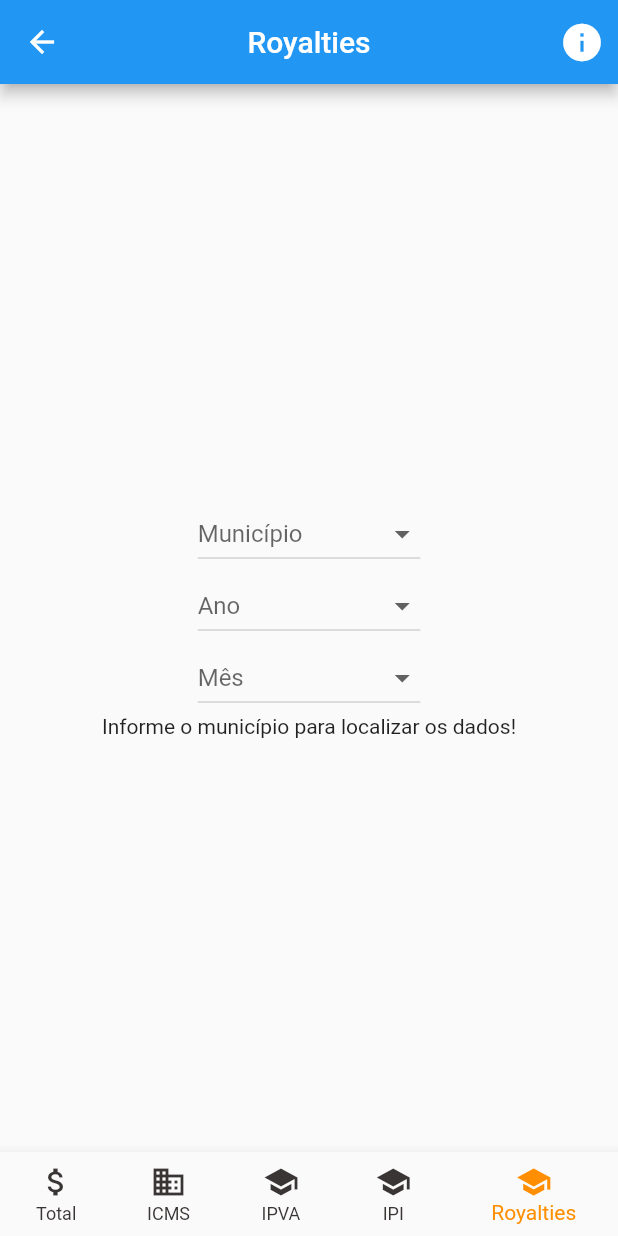
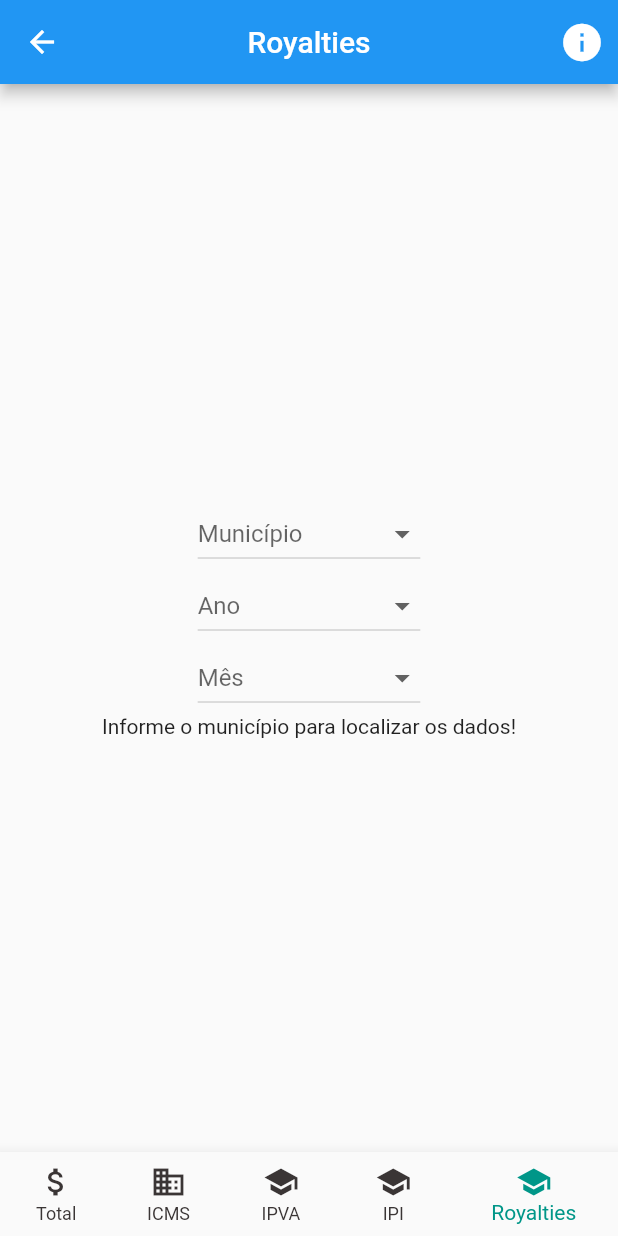
Before and after one commit to martinsspn/flutter, a Flutter app: the screen it shows after launch, item 5 of the bottom bar chosen, on a phone screen of 412 x 824 dp. Run offline on Flutter 3.47's test engine with Material 2 defaults, Android fonts, the phone set to English and light mode, and no system bars; our stand-ins replace fl_chart, simple_gradient_text, smooth_page_indicator.

Commit message:
cores dos graficos

```diff
--- a/lib/ui/graficos/geradorGraficos.dart
+++ b/lib/ui/graficos/geradorGraficos.dart
@@ -4,47 +4,125 @@ import 'package:app_transparencia/ui/graficos/graficoDeBarras.dart';
 import 'package:flutter/material.dart';
 
 // ignore: must_be_immutable
-class GeradorGrafico extends StatelessWidget {
+class GeradorGrafico extends StatefulWidget {
   final String imposto;
   final String? municipio;
   final String? ano;
   final String? mes;
-
+  final List<Color> gradientColors;
 
   const GeradorGrafico(
-      {Key? key, required this.imposto, required this.municipio, required this.ano, required this.mes})
+      {Key? key,
+      required this.imposto,
+      required this.municipio,
+      required this.ano,
+      required this.mes,
+      required this.gradientColors})
       : super(key: key);
 
   @override
+  State<GeradorGrafico> createState() => _GeradorGraficoState();
+}
+
+class _GeradorGraficoState extends State<GeradorGrafico> {
+  @override
   Widget build(BuildContext context) {
-    if (municipio == null) {
+    if (widget.municipio == null) {
       return const Text("Informe o município para localizar os dados!");
     } else {
-      if (ano == null && mes == null) {
-        List<String> bottomTitles = ["JAN", "FEV", "MAR", "ABR", "MAI", "JUN", "JUL", "AGO", "SET", "OUT", "NOV", "DEZ"];
-        Map <double, double> valores = {};
-        for(int i=0; i<=11; i++){
-          valores.putIfAbsent(i.toDouble(), () => double.parse(Random().nextDouble().toStringAsFixed(2)) * 11);
+      if (widget.ano == null && widget.mes == null) {
+        List<String> bottomTitles = [
+          "JAN",
+          "FEV",
+          "MAR",
+          "ABR",
+          "MAI",
+          "JUN",
+          "JUL",
+          "AGO",
+          "SET",
+          "OUT",
+          "NOV",
+          "DEZ"
+        ];
+        Map<double, double> valores = {};
+        for (int i = 0; i <= 11; i++) {
+          valores.putIfAbsent(
+              i.toDouble(),
+              () =>
+                  double.parse(Random().nextDouble().toStringAsFixed(2)) * 10);
         }
-        return GraficoDeBarras(label: "2022", bottomTitles: bottomTitles, valores: valores);
-      } else if (ano != null && mes == null) {
-        List<String> bottomTitles = ["JAN", "FEV", "MAR", "ABR", "MAI", "JUN", "JUL", "AGO", "SET", "OUT", "NOV", "DEZ"];
-        Map <double, double> valores = {};
-        for(int i=0; i<=11; i++){
-          valores.putIfAbsent(i.toDouble(), () => double.parse(Random().nextDouble().toStringAsFixed(2)) * 11);
+        return GraficoDeBarras(
+          label: "2022",
+          bottomTitles: bottomTitles,
+          valores: valores,
+          gradientColors: widget.gradientColors,
+        );
+      } else if (widget.ano != null && widget.mes == null) {
+        List<String> bottomTitles = [
+          "JAN",
+          "FEV",
+          "MAR",
+          "ABR",
+          "MAI",
+          "JUN",
+          "JUL",
+          "AGO",
+          "SET",
+          "OUT",
+          "NOV",
+          "DEZ"
+        ];
+        Map<double, double> valores = {};
+        for (int i = 0; i <= 11; i++) {
+          valores.putIfAbsent(
+              i.toDouble(),
+              () =>
+                  double.parse(Random().nextDouble().toStringAsFixed(2)) * 10);
         }
-        return GraficoDeBarras(label: ano!, bottomTitles: bottomTitles, valores: valores,);
-      }else if(ano == null && mes != null){
-                List<String> bottomTitles = ["2011", "2012", "2013", "2014", "2015", "2016", "2017", "2018", "2019", "2020", "2021", "2022"];
-        Map <double, double> valores = {};
-        for(int i=0; i<=11; i++){
-          valores.putIfAbsent(i.toDouble(), () => double.parse(Random().nextDouble().toStringAsFixed(2)) * 11);
+        return GraficoDeBarras(
+            label: widget.ano!,
+            bottomTitles: bottomTitles,
+            valores: valores,
+            gradientColors: widget.gradientColors);
+      } else if (widget.ano == null && widget.mes != null) {
+        List<String> bottomTitles = [
+          "2011",
+          "2012",
+          "2013",
+          "2014",
+          "2015",
+          "2016",
+          "2017",
+          "2018",
+          "2019",
+          "2020",
+          "2021",
+          "2022"
+        ];
+        Map<double, double> valores = {};
+        for (int i = 0; i <= 11; i++) {
+          valores.putIfAbsent(
+              i.toDouble(),
+              () =>
+                  double.parse(Random().nextDouble().toStringAsFixed(2)) * 10);
         }
-        return GraficoDeBarras(label: mes!, bottomTitles: bottomTitles, valores: valores,) ;
-      } else if (ano != null && mes != null) {
+        return GraficoDeBarras(
+            label: widget.mes!,
+            bottomTitles: bottomTitles,
+            valores: valores,
+            gradientColors: widget.gradientColors);
+      } else if (widget.ano != null && widget.mes != null) {
         var valor = 1000000000 + Random().nextDouble() * 4000000000;
         var valorString = valor.toStringAsFixed(2);
-        return Text("O repasse do $imposto para o mês de $mes do ano $ano foi de R\$ $valorString");
+        return Padding(
+            padding: const EdgeInsets.only(
+                right: 18.0, left: 12.0, top: 24, bottom: 12),
+            child: Text(
+              "O repasse do(s) ${widget.imposto} para ${widget.mes} de ${widget.ano} foi de R\$ $valorString",
+              style: const TextStyle(fontSize: 20),
+              textAlign: TextAlign.center,
+            ));
       } else {
         return const Text("Error!");
       }
--- a/lib/ui/graficos/graficoDeBarras.dart
+++ b/lib/ui/graficos/graficoDeBarras.dart
@@ -2,21 +2,18 @@ import 'package:fl_chart/fl_chart.dart';
 import 'package:flutter/material.dart';
 
 class GraficoDeBarras extends StatefulWidget {
-  const GraficoDeBarras({Key? key, required this.label, required this.bottomTitles, required this.valores}) : super(key: key);
+  const GraficoDeBarras({Key? key, required this.label, required this.bottomTitles, required this.valores, required this.gradientColors}) : super(key: key);
 
   final List<String> bottomTitles;
   final String label;
   final Map<double, double> valores;
+  final List<Color> gradientColors;
 
   @override
   _GraficoDeBarrasState createState() => _GraficoDeBarrasState();
 }
 
 class _GraficoDeBarrasState extends State<GraficoDeBarras> {
-  List<Color> gradientColors = [
-    const Color(0xff0293ee),
-    const Color(0xff02d39a),
-  ];
 
   bool showAvg = false;
 
@@ -157,7 +154,7 @@ class _GraficoDeBarrasState extends State<GraficoDeBarras> {
           spots: getSpots(),
           isCurved: true,
           gradient: LinearGradient(
-            colors: gradientColors,
+            colors: widget.gradientColors,
             begin: Alignment.centerLeft,
             end: Alignment.centerRight,
           ),
@@ -169,7 +166,7 @@ class _GraficoDeBarrasState extends State<GraficoDeBarras> {
           belowBarData: BarAreaData(
             show: true,
             gradient: LinearGradient(
-              colors: gradientColors
+              colors: widget.gradientColors
                   .map((color) => color.withOpacity(0.3))
                   .toList(),
               begin: Alignment.centerLeft,
--- a/lib/ui/icms.dart
+++ b/lib/ui/icms.dart
@@ -60,6 +60,10 @@ class _ICMSPageState extends State<ICMSPage> {
   String? ano = null;
   String? mes = null;
   int tipo = 0;
+  List<Color> gradientColors = [
+    const Color(0xff0293ee),
+    const Color(0xff02d39a),
+  ];
 
   void _onItemTapped(int index) {
     setState(() {
@@ -165,7 +169,8 @@ class _ICMSPageState extends State<ICMSPage> {
                 imposto: widget.title,
                 municipio: municipio,
                 ano: ano,
-                mes: mes),
+                mes: mes,
+                gradientColors: gradientColors,),
           ],
         ),
       ),
--- a/lib/ui/ipi.dart
+++ b/lib/ui/ipi.dart
@@ -61,6 +61,11 @@ class _IPIPageState extends State<IPIPage> {
   String? ano = null;
   String? mes = null;
   int tipo = 0;
+
+  List<Color> gradientColors = [
+    Color.fromARGB(255, 105, 8, 8),
+    Color.fromARGB(255, 187, 44, 44),
+  ];
 
   void _onItemTapped(int index) {
     setState(() {
@@ -166,7 +171,8 @@ class _IPIPageState extends State<IPIPage> {
                 imposto: widget.title,
                 municipio: municipio,
                 ano: ano,
-                mes: mes),
+                mes: mes,
+                gradientColors: gradientColors,),
           ],
         ),
       ),
--- a/lib/ui/ipva.dart
+++ b/lib/ui/ipva.dart
@@ -61,6 +61,11 @@ class _IPVAPageState extends State<IPVAPage> {
   String? ano = null;
   String? mes = null;
   int tipo = 0;
+
+  List<Color> gradientColors = [
+    Color.fromARGB(255, 5, 109, 36),
+    Color.fromARGB(255, 10, 177, 74),
+  ];
 
   void _onItemTapped(int index) {
     setState(() {
@@ -163,7 +168,7 @@ class _IPVAPageState extends State<IPVAPage> {
               hint: const Text("Mês"),
             ),
             GeradorGrafico(
-                imposto: "IPVA", municipio: municipio, ano: ano, mes: mes),
+                imposto: "IPVA", municipio: municipio, ano: ano, mes: mes, gradientColors: gradientColors,),
           ],
         ),
       ),
--- a/lib/ui/royaltie.dart
+++ b/lib/ui/royaltie.dart
@@ -62,6 +62,10 @@ class _RoyaltiePageState extends State<RoyaltiePage> {
   String? mes = null;
   int tipo = 0;
 
+  List<Color> gradientColors = [
+    Color.fromARGB(255, 107, 73, 1),
+    Color.fromARGB(255, 211, 190, 2),
+  ];
   void _onItemTapped(int index) {
     setState(() {
       if (index == 0) {
@@ -166,7 +170,8 @@ class _RoyaltiePageState extends State<RoyaltiePage> {
                 imposto: widget.title,
                 municipio: municipio,
                 ano: ano,
-                mes: mes),
+                mes: mes,
+                gradientColors: gradientColors,),
           ],
         ),
       ),
@@ -194,7 +199,7 @@ class _RoyaltiePageState extends State<RoyaltiePage> {
           ),
         ],
         currentIndex: 4,
-        selectedItemColor: Colors.amber[800],
+        selectedItemColor: Colors.teal,
         unselectedItemColor: const Color.fromARGB(255, 58, 53, 53),
         showUnselectedLabels: true,
         onTap: _onItemTapped,
```
